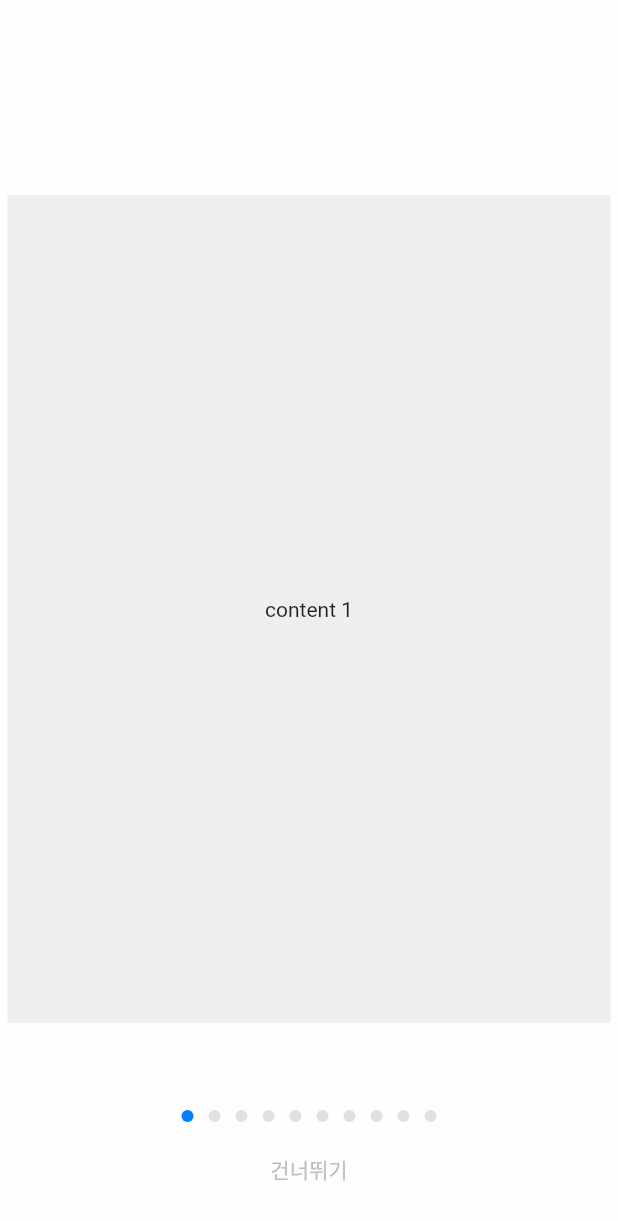
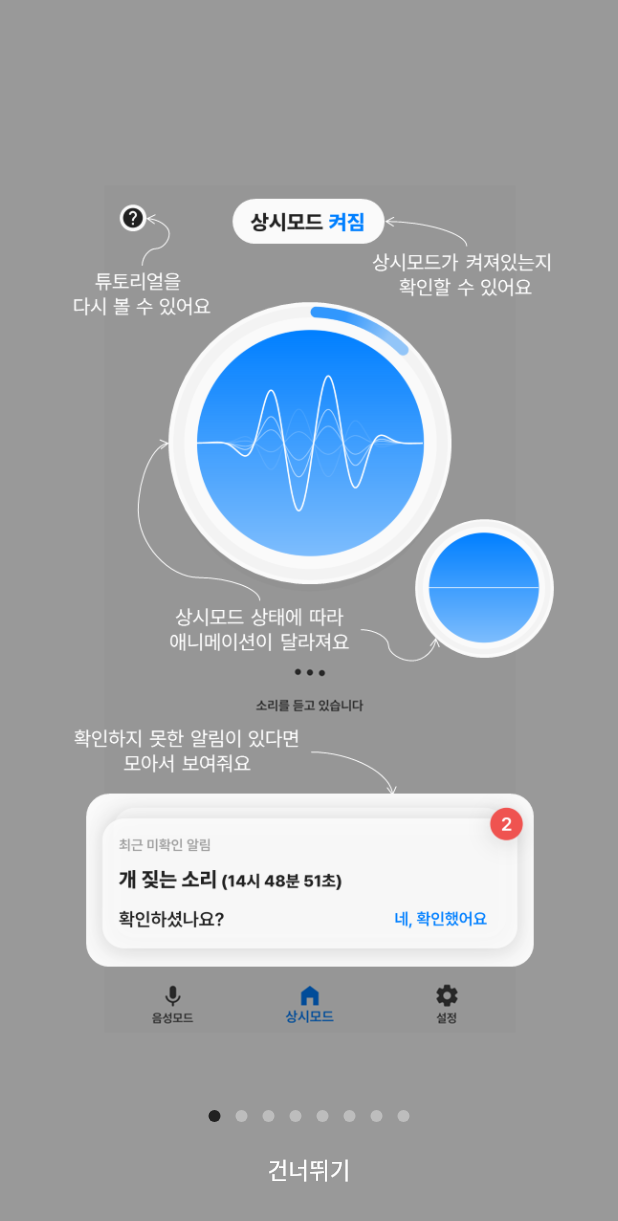
Before and after one commit to wkkyu088/hear_for_you, a Flutter app: the TutorialScreen screen opened directly, on a phone screen of 412 x 824 dp. Shown: the top 1221 px of the screen. Run offline on Flutter 3.47's test engine with Material 2 defaults, Android fonts, the phone set to English and light mode, and no system bars; drawn by our look-alikes of carousel_slider; our stand-ins replace dio, flutter_local_notifications, image_gallery_saver, loading_animation_widget, logger, permission_handler and 5 more; missing offline and left inert: android_alarm_manager_plus, audio_session, colorful_safe_area, flutter_sound, flutter_sound_platform_interface, siri_wave and 2 more; accounts and stored records are empty; Roboto replaces fonts that are missing (PretendardMedium).

Commit message:
튜토리얼 화면 완성

```diff
--- a/lib/screens/tutorial_screen.dart
+++ b/lib/screens/tutorial_screen.dart
@@ -30,24 +30,22 @@ class _TutorialScreenState extends State<TutorialScreen> {
     final double statusBarHeight = MediaQuery.of(context).padding.top;
     final double screenWidth = MediaQuery.of(context).size.width;
     final double screenHeight = MediaQuery.of(context).size.height;
-    final double navigationBarHeight = MediaQuery.of(context).padding.bottom;
 
-    var items = [1, 2, 3, 4, 5, 6, 7, 8, 9, 10].map((i) {
+    var items = [1, 2, 3, 4, 5, 6, 7, 8].map((i) {
       return Builder(
         builder: (BuildContext context) {
           return Container(
               width: screenWidth,
               margin: const EdgeInsets.symmetric(horizontal: 5.0),
-              decoration: BoxDecoration(color: kGrey2),
               child: Center(
-                child: Text('content $i'),
+                child: Image.asset("lib/assets/images/tutorial$i.PNG"),
               ));
         },
       );
     }).toList();
 
     return Scaffold(
-      backgroundColor: kWhite,
+      backgroundColor: const Color(0xFF999999),
       body: SizedBox(
         width: screenWidth,
         height: screenHeight,
@@ -60,9 +58,8 @@ class _TutorialScreenState extends State<TutorialScreen> {
               height: 100,
             ),
             Expanded(
-              child: Container(
+              child: SizedBox(
                 width: screenWidth,
-                padding: const EdgeInsets.only(top: 30, bottom: 30),
                 child: CarouselSlider(
                   items: items,
                   carouselController: controller,
@@ -97,7 +94,7 @@ class _TutorialScreenState extends State<TutorialScreen> {
                               vertical: 8.0, horizontal: 5.0),
                           decoration: BoxDecoration(
                               shape: BoxShape.circle,
-                              color: currentIdx == entry.key ? kMain : kGrey3),
+                              color: currentIdx == entry.key ? kBlack : kGrey4),
                         ),
                       );
                     }).toList(),
@@ -113,7 +110,10 @@ class _TutorialScreenState extends State<TutorialScreen> {
                         (route) => false,
                       );
                     },
-                    child: Text("건너뛰기", style: TextStyle(color: kGrey4)),
+                    child: Text(
+                      "건너뛰기",
+                      style: TextStyle(color: kWhite, fontSize: kS),
+                    ),
                   )
                 ],
               ),
```
Also changed, not shown: lib/assets/images/tutorial1.PNG (added), lib/assets/images/tutorial2.PNG (added), lib/assets/images/tutorial3.PNG (added), lib/assets/images/tutorial4.PNG (added), lib/assets/images/tutorial5.PNG (added), lib/assets/images/tutorial6.PNG (added), lib/assets/images/tutorial7.PNG (added), lib/assets/images/tutorial8.PNG (added).
